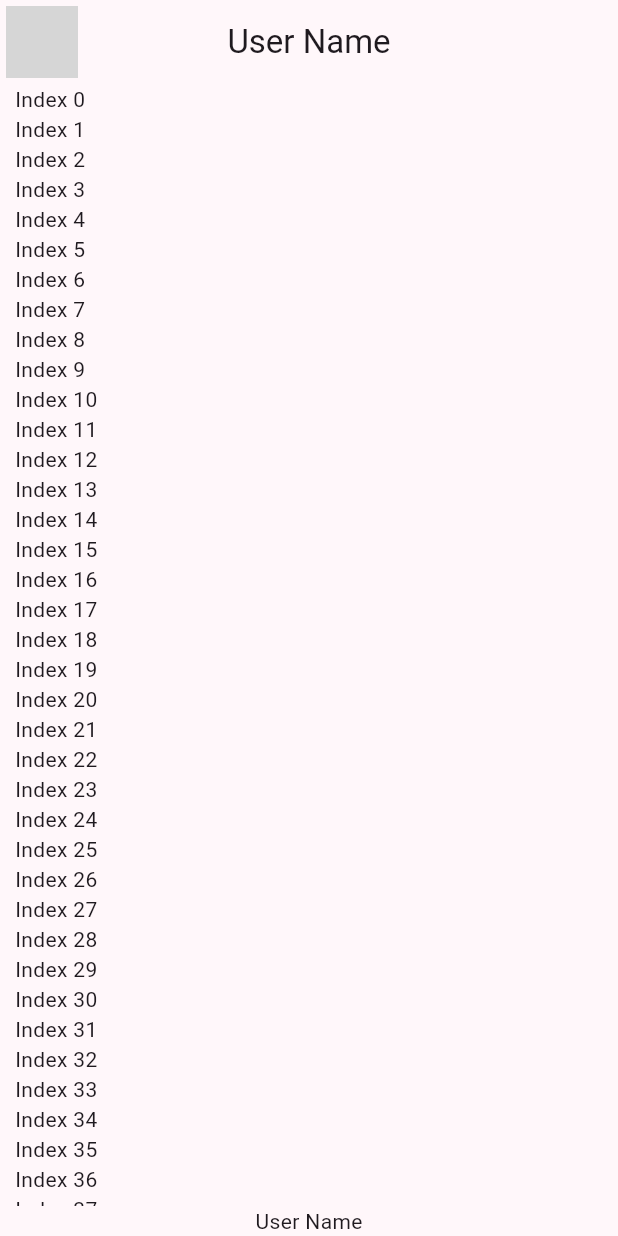
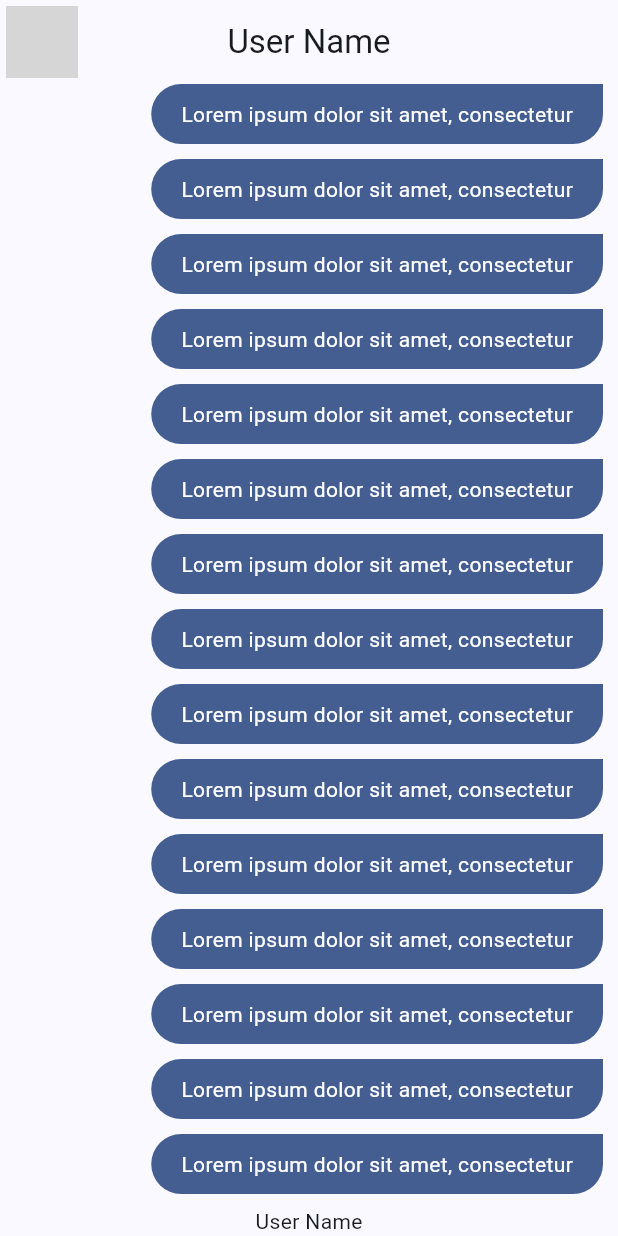
Before and after one commit to MarioQuirosLuna/Message_App_Flutter, a Flutter app: the screen it shows after launch, on a phone screen of 412 x 824 dp. Run offline on Flutter 3.47's test engine with Material 2 defaults, Android fonts, the phone set to English and light mode, and no system bars; network calls fail; grey boxes are pictures that could not be loaded.

Commit message:
My Messages bubbles

```diff
--- a/lib/main.dart
+++ b/lib/main.dart
@@ -1,5 +1,5 @@
 import 'package:flutter/material.dart';
-import 'package:message_app/presentation/chat/chat_screen.dart';
+import 'package:message_app/presentation/screens/chat/chat_screen.dart';
 
 import 'config/theme/app_theme.dart';
 
@@ -15,7 +15,7 @@ class MyApp extends StatelessWidget {
     return MaterialApp(
       title: 'Flutter Demo',
       debugShowCheckedModeBanner: false,
-      theme: AppTheme(selectedColor: 0).theme(),
+      theme: AppTheme(selectedColor: 1).theme(),
       home: const ChatScreen(),
     );
   }
--- a/lib/presentation/chat/chat_screen.dart
+++ b/lib/presentation/screens/chat/chat_screen.dart
@@ -1,4 +1,5 @@
 import 'package:flutter/material.dart';
+import 'package:message_app/presentation/widgets/chat/my_message_bubble.dart';
 
 class ChatScreen extends StatelessWidget {
   const ChatScreen({super.key});
@@ -16,16 +17,12 @@ class ChatScreen extends StatelessWidget {
         ),
         title: const Text('User Name'),
       ),
-      body: const _ChatView(),
+      body: _ChatView(),
     );
   }
 }
 
 class _ChatView extends StatelessWidget {
-  const _ChatView({
-    super.key,
-  });
-
   @override
   Widget build(BuildContext context) {
     return SafeArea(
@@ -35,7 +32,7 @@ class _ChatView extends StatelessWidget {
           children: [
             Expanded(
                 child: ListView.builder(itemBuilder: (context, index) {
-                  return Text("Index $index");
+                  return const MyMessageBubble();
                 },)
             ),
             const Text("User Name")
--- /dev/null
+++ b/lib/presentation/widgets/chat/my_message_bubble.dart
@@ -0,0 +1,32 @@
+import 'package:flutter/material.dart';
+
+class MyMessageBubble extends StatelessWidget {
+  const MyMessageBubble({super.key});
+
+  @override
+  Widget build(BuildContext context) {
+
+    final colors = Theme.of(context).colorScheme;
+
+    return Column(
+      crossAxisAlignment: CrossAxisAlignment.end,
+      children: [
+        Container(
+          decoration: BoxDecoration(
+            color: colors.primary,
+            borderRadius: const BorderRadius.only(
+              topLeft: Radius.circular(20),
+              bottomLeft: Radius.circular(20),
+              bottomRight: Radius.circular(20)
+            )
+          ),
+          child: const Padding(
+            padding: EdgeInsets.symmetric(horizontal: 20, vertical: 10),
+            child: Text("Lorem ipsum dolor sit amet, consectetur", style: TextStyle(color: Colors.white),),
+          )
+        ),
+        const SizedBox(height: 10)
+      ],
+    );
+  }
+}
```
